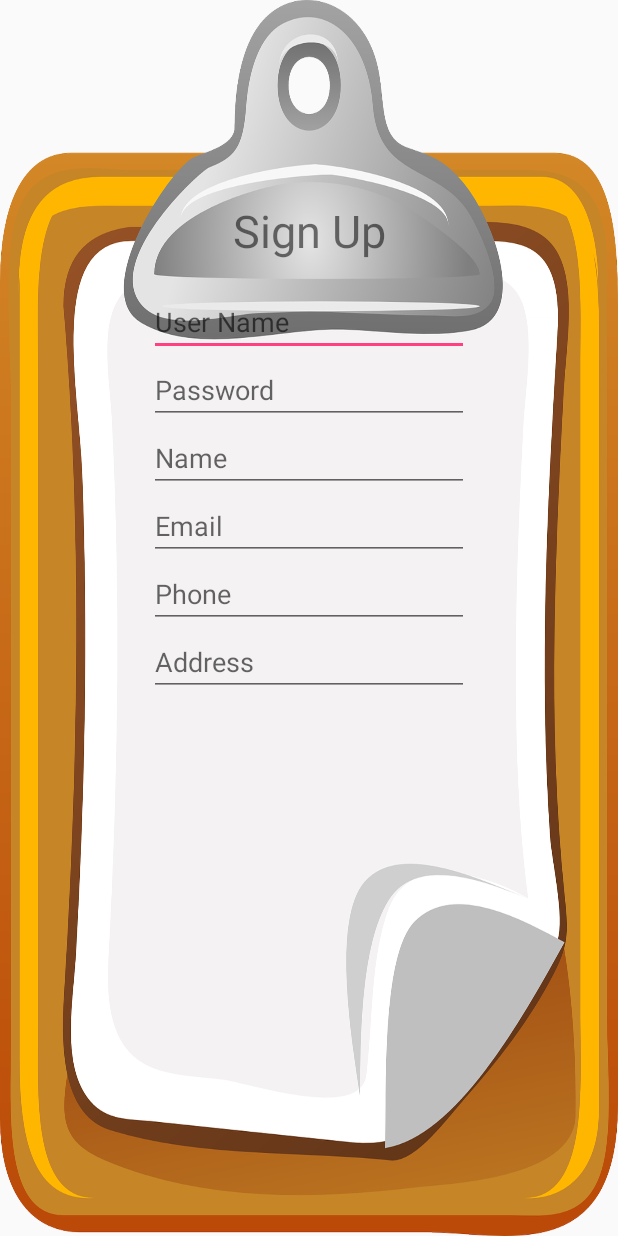
After one commit to mmizukamiocc/Capstone, an Android app: the layout activity_sign_up.xml on its own in the app's theme, with its tools: preview values and no code run, on a phone screen of 412 x 824 dp. The commit adds this screen. Run offline under Robolectric (Android 15) with nearby library versions, the phone set to English and light mode, and no system bars.

Commit message:
added login and sign up layouts

```diff
--- /dev/null
+++ b/app/src/main/res/layout/activity_sign_up.xml
@@ -0,0 +1,88 @@
+<?xml version="1.0" encoding="utf-8"?>
+<RelativeLayout xmlns:android="http://schemas.android.com/apk/res/android"
+    android:orientation="vertical" android:layout_width="match_parent"
+    android:layout_height="match_parent">
+
+    <ImageView
+        android:layout_width="match_parent"
+        android:layout_height="match_parent"
+        android:scaleType="fitCenter"
+        android:id="@+id/clipBoardImage"
+        android:layout_gravity="center_horizontal"
+        android:background="@drawable/clip_board"
+        android:adjustViewBounds="false" />
+
+    <EditText
+        android:layout_width="wrap_content"
+        android:layout_height="wrap_content"
+        android:id="@+id/userName"
+        android:ems="10"
+        android:layout_marginTop="192dp"
+        android:hint="User Name"
+        android:layout_alignParentTop="true"
+        android:layout_centerHorizontal="true" />
+
+    <EditText
+        android:layout_width="wrap_content"
+        android:layout_height="wrap_content"
+        android:inputType="textPassword"
+        android:ems="10"
+        android:id="@+id/Password"
+        android:hint="Password"
+        android:layout_below="@+id/userName"
+        android:layout_centerHorizontal="true" />
+
+    <EditText
+        android:layout_width="wrap_content"
+        android:layout_height="wrap_content"
+        android:inputType="textPersonName"
+        android:ems="10"
+        android:id="@+id/name"
+        android:hint="Name"
+        android:layout_below="@+id/Password"
+        android:layout_centerHorizontal="true" />
+
+    <EditText
+        android:layout_width="wrap_content"
+        android:layout_height="wrap_content"
+        android:inputType="textEmailAddress"
+        android:ems="10"
+        android:id="@+id/emailAddress"
+        android:hint="Email"
+        android:layout_below="@+id/name"
+        android:layout_centerHorizontal="true" />
+
+    <EditText
+        android:layout_width="wrap_content"
+        android:layout_height="wrap_content"
+        android:inputType="phone"
+        android:ems="10"
+        android:id="@+id/phone"
+        android:hint="Phone"
+        android:layout_below="@+id/emailAddress"
+        android:layout_centerHorizontal="true" />
+
+    <EditText
+        android:layout_width="wrap_content"
+        android:layout_height="wrap_content"
+        android:inputType="textPostalAddress"
+        android:ems="10"
+        android:id="@+id/postalAddress"
+        android:hint="Address"
+        android:layout_below="@+id/phone"
+        android:layout_centerHorizontal="true" />
+
+    <TextView
+        android:layout_width="wrap_content"
+        android:layout_height="wrap_content"
+        android:text="Sign Up"
+        android:id="@+id/textView2"
+        android:layout_alignBottom="@+id/userName"
+        android:layout_alignLeft="@+id/userName"
+        android:layout_alignStart="@+id/userName"
+        android:layout_marginBottom="63dp"
+        android:layout_alignRight="@+id/userName"
+        android:layout_alignEnd="@+id/userName"
+        android:textSize="30sp"
+        android:textAlignment="center" />
+</RelativeLayout>
--- a/app/src/main/res/layout/activity_splash_screen.xml
+++ b/app/src/main/res/layout/activity_splash_screen.xml
@@ -15,7 +15,6 @@
     <ImageView
         android:layout_width="match_parent"
         android:layout_height="match_parent"
-        app:srcCompat="@drawable/SplashScreen"
         android:id="@+id/imageView2"
         android:layout_alignParentBottom="true"
         android:layout_centerHorizontal="true"
--- a/app/src/main/res/values/strings.xml
+++ b/app/src/main/res/values/strings.xml
@@ -1,4 +1,6 @@
 <resources>
     <string name="app_name">Capstone</string>
     <string name="splash">Pet Protector</string>
+    <string name="password" />
+    <string name="userName" />
 </resources>
```
Also changed, not shown: app/src/main/res/layout/activity_login.xml (added, +40 -0 lines), app/src/main/res/drawable/SplashScreen.jpg (deleted), app/src/main/res/drawable/cat.png (added), app/src/main/res/drawable/clip_board.png (added).
